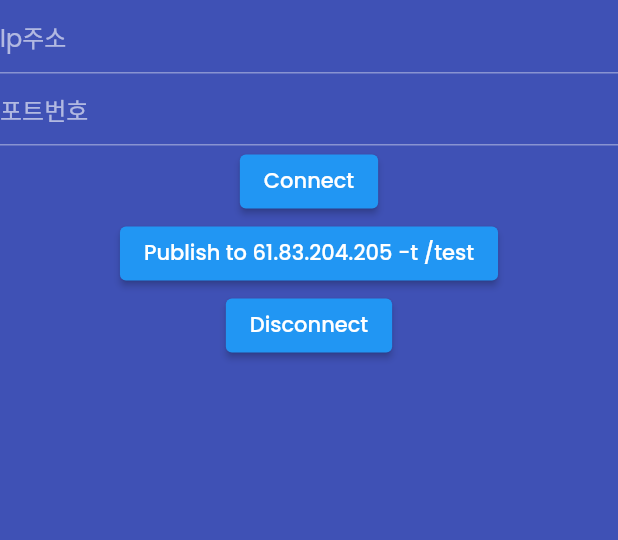
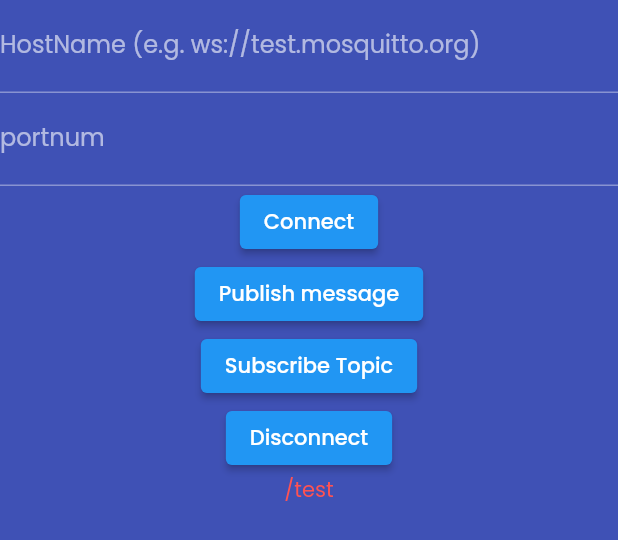
Before and after one commit to baldwinIV/robot_frontend, a Flutter app: the SensorMqtt widget shown alone on an empty page, opened directly, after a tap on "Connect", on a phone screen of 412 x 824 dp. Shown: the top 540 px of the screen. Run offline on Flutter 3.47's test engine with Material 2 defaults, Android fonts, the phone set to English and light mode, and no system bars; our stand-ins replace google_fonts; missing offline and left inert: dart:js, mqtt_client.

Commit message:
Provider를 이용한 MqttClient 상태관리 구축

```diff
--- a/lib/main.dart
+++ b/lib/main.dart
@@ -1,6 +1,7 @@
 import 'package:flutter/material.dart';
 import 'package:google_fonts/google_fonts.dart';
 import 'package:robot_frontend/pages/MainBoard.dart';
+import 'package:robot_frontend/menu_widget/SensorMqtt.dart';
 import 'package:provider/provider.dart';
 
 void main() {
@@ -13,7 +14,8 @@ class MyApp extends StatelessWidget {
   Widget build(BuildContext context) {
     return MultiProvider(
         providers: [
-          ChangeNotifierProvider(create: (context) => SwitchProvider('default'))
+          ChangeNotifierProvider(create: (context) => SwitchProvider('default')),
+          ChangeNotifierProvider(create: (context) => MqttProvider('/test'))
         ],
         child: MaterialApp(
           title: 'mainpagedefault',
--- a/lib/menu_widget/Dashboard.dart
+++ b/lib/menu_widget/Dashboard.dart
@@ -1 +1,16 @@
+import 'package:mqtt_client/mqtt_client.dart';
 import 'package:provider/provider.dart';
+import 'package:flutter/material.dart';
+import 'package:robot_frontend/menu_widget/SensorMqtt.dart';
+import 'package:mqtt_client/mqtt_browser_client.dart';
+
+class Dashboard extends StatelessWidget{
+
+  @override
+  Widget build(BuildContext context) {
+    return Container(
+
+    );
+  }
+
+}
--- a/lib/menu_widget/SensorMqtt.dart
+++ b/lib/menu_widget/SensorMqtt.dart
@@ -1,15 +1,16 @@
+import 'dart:js';
+
 import 'package:flutter/material.dart';
 import 'package:mqtt_client/mqtt_browser_client.dart';
 import 'package:provider/provider.dart';
 import 'dart:async';
 import 'package:mqtt_client/mqtt_client.dart';
 
-Future<MqttBrowserClient> connect() async {
-  String topic = '/Hello';
-  print("before connected");
-  MqttBrowserClient client =
-      MqttBrowserClient.withPort('ws://61.83.204.205', 'flutter_client', 8080);
-  client.logging(on: true); //logging 허용
+Future<MqttBrowserClient> connect(String topic) async {
+  print("before connected topic? $topic");
+  MqttBrowserClient client = MqttBrowserClient.withPort(
+      'ws://test.mosquitto.org', 'flutter_client', 8080);
+  client.logging(on: false);
   client.onConnected = onConnected;
   client.onDisconnected = onDisconnected;
   client.keepAlivePeriod = 20;
@@ -28,12 +29,13 @@ Future<MqttBrowserClient> connect() async {
   client.connectionMessage = connMess;
   try {
     print('Connecting');
-    await client.connect();
+    //await client.connect();
+    await client.connect("sherofirstprize", "\$\$ManyMany100");
   } catch (e) {
     print('Exception: $e');
     client.disconnect();
   } // Not a wildcard topic
-  client.subscribe(topic, MqttQos.atMostOnce);
+  //client.subscribe(topic, MqttQos.atLeastOnce);
   client.updates!.listen((List<MqttReceivedMessage<MqttMessage?>>? c) {
     final recMess = c![0].payload as MqttPublishMessage;
     final pt =
@@ -47,6 +49,106 @@ Future<MqttBrowserClient> connect() async {
         'EXAMPLE::Published notification:: topic is ${message.variableHeader!.topicName}, with Qos ${message.header!.qos}');
   });
   return client;
+}
+
+class MqttProvider with ChangeNotifier {
+  MqttBrowserClient? _mqttClient;
+  String _topic;
+
+  String getTopic() => _topic;
+
+  MqttBrowserClient? getMqttClient() => _mqttClient;
+
+  MqttProvider(this._topic); //default = /test
+
+  void manageTopic(String topic) {
+    _topic = topic;
+    notifyListeners();
+  }
+
+  void manageMqttClient(MqttBrowserClient mqttClient) {
+    _mqttClient = mqttClient;
+    notifyListeners();
+  }
+}
+
+class SensorMqtt extends StatelessWidget {
+  SensorMqtt({
+    Key? key,
+    required this.title,
+  }) : super(key: key);
+  final String title;
+
+  void _publish(String message, MqttBrowserClient? _client) {
+    print("pub 버튼 클릭");
+    final builder = MqttClientPayloadBuilder();
+    builder.addUTF8String('Hello from flutter_client');
+    _client!.publishMessage(message, MqttQos.atLeastOnce, builder.payload!);
+  }
+
+  @override
+  Widget build(BuildContext context) {
+    return Container(
+      child: SafeArea(
+        child: Row(
+          children: [
+            Expanded(
+              flex: 1,
+              child: Column(
+                children: [
+                  TextField(
+                      decoration: InputDecoration(
+                          labelText: "HostName (e.g. ws://test.mosquitto.org)")),
+                  TextField(decoration: InputDecoration(labelText: "portnum")),
+                  Consumer<MqttProvider>(
+                    builder: (context, mqttProvider, child) => ElevatedButton(
+                        onPressed: () {
+                          connect(mqttProvider._topic).then((clientReturned) {
+                            mqttProvider.manageMqttClient(clientReturned);
+                          }, onError: (e) {
+                            print(e);
+                          });
+                        },
+                        child: Text("Connect")),
+                  ),
+                  Consumer<MqttProvider>(
+                    builder: (context, mqttProvider, child) => ElevatedButton(
+                      child: Text('Publish message'),
+                      onPressed: () => {
+                        this._publish('Hello World!', mqttProvider.getMqttClient()),
+                        print("pub to ${mqttProvider.getTopic()} topic")
+                      },
+                    ),
+                  ),
+                  Consumer<MqttProvider>(
+                    builder: (context, mqttProvider, child) => ElevatedButton(
+                      child: Text('Subscribe Topic'),
+                      onPressed: () => {
+                        mqttProvider
+                            .getMqttClient()!
+                            .subscribe(mqttProvider.getTopic(), MqttQos.atLeastOnce),
+                        print("${mqttProvider.getTopic()} is subed")
+                      },
+                    ),
+                  ),
+                  Consumer<MqttProvider>(
+                    builder: (context, mqttProvider, child) => ElevatedButton(
+                      child: Text('Disconnect'),
+                      onPressed: () =>
+                          {mqttProvider.getMqttClient()!.disconnect()},
+                    ),
+                  ),
+                  Consumer<MqttProvider>(
+                    builder: (context, mqttProvider, child) => Text(mqttProvider.getTopic()),
+                  ),
+                ],
+              ),
+            ),
+          ],
+        ),
+      ),
+    );
+  }
 }
 
 void onConnected() {
@@ -68,58 +170,3 @@ void onSubscribeFail(String topic) {
 void pong() {
   print('Ping response client callback invoked');
 }
-
-class SensorMqtt extends StatelessWidget {
-  SensorMqtt({
-    Key? key,
-    required this.title,
-  }) : super(key: key);
-  final String title;
-  MqttBrowserClient? client;
-
-  void _publish(String message) {
-    final builder = MqttClientPayloadBuilder();
-    builder.addUTF8String('Hello from flutter_client');
-    client?.publishMessage("/Hello", MqttQos.atLeastOnce, builder.payload!);
-  }
-
-  @override
-  Widget build(BuildContext context) {
-    return Container(
-      child: SafeArea(
-        child: Row(
-          children: [
-            Expanded(
-              flex: 1,
-              child: Column(
-                children: [
-                  TextField(decoration: InputDecoration(hintText: "Ip주소")),
-                  TextField(decoration: InputDecoration(hintText: "포트번호")),
-                  ElevatedButton(
-                      onPressed: () {
-                        connect().then((clientReturned) {
-                          client = clientReturned;
-                          print("Hello");
-                        }, onError: (e) {
-                          //print(e);
-                        });
-                      },
-                      child: Text("Connect")),
-                  ElevatedButton(
-                    child: Text('Publish to 61.83.204.205 -t /test'),
-                    onPressed: () => {this._publish('Hello')},
-                  ),
-
-                  ElevatedButton(
-                    child: Text('Disconnect'),
-                    onPressed: () => {client?.disconnect()},
-                  ),
-                ],
-              ),
-            ),
-          ],
-        ),
-      ),
-    );
-  }
-}
--- a/lib/pages/MainBoard.dart
+++ b/lib/pages/MainBoard.dart
@@ -1,5 +1,6 @@
 import 'package:flutter/material.dart';
 import 'package:robot_frontend/menu_widget/SensorMqtt.dart';
+import 'package:robot_frontend/menu_widget/Dashboard.dart';
 import 'package:robot_frontend/Menu.dart';
 import 'package:provider/provider.dart';
 
@@ -20,7 +21,7 @@ class MainBoard extends StatelessWidget {
   Widget getWidget(String widgetName) {
     switch (widgetName) {
       case "DashBoard":
-        return Text("DashBoard",style: TextStyle(fontSize: 30),);
+        return Dashboard();
       case "Sensor":
         return SensorMqtt(title: "Hello");
       case "ParsedMap":
@@ -33,7 +34,6 @@ class MainBoard extends StatelessWidget {
         return Text("default",style: TextStyle(fontSize: 30),);
     }
   }
-
   @override
   Widget build(BuildContext context) {
     SwitchProvider spProvider = Provider.of<SwitchProvider>(context);
```
